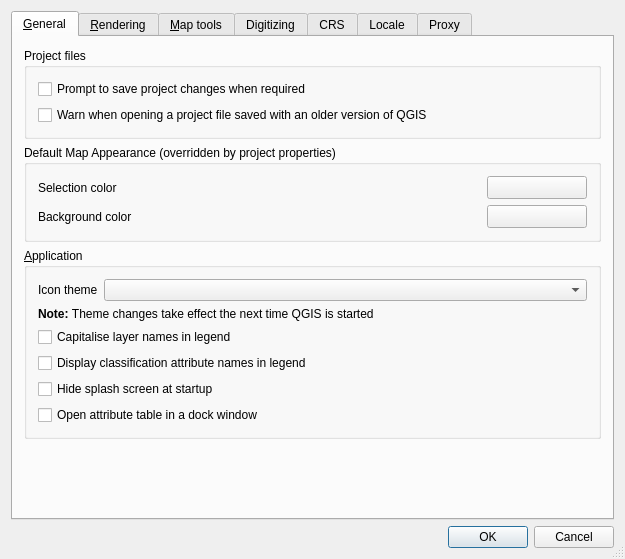
Old version of the form qgis/src/ui/qgsoptionsbase.ui in the repository sourcepole/qgis.
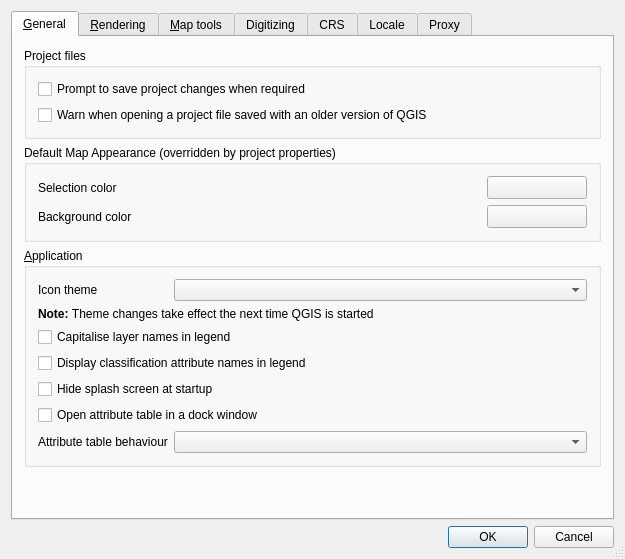
New version of the form. Icons and pictures are not drawn. Custom widgets are drawn as their Qt base class.

Commit message: attribute table now shows either all features (default), all selected features or all features in the current canvas. (applies #1306)

```diff
--- a/qgis/src/ui/qgsoptionsbase.ui
+++ b/qgis/src/ui/qgsoptionsbase.ui
@@ -220,6 +220,34 @@
             </property>
            </widget>
           </item>
+          <item row="6" column="0" >
+           <widget class="QLabel" name="textLabel1_6" >
+            <property name="sizePolicy" >
+             <sizepolicy vsizetype="Fixed" hsizetype="Fixed" >
+              <horstretch>0</horstretch>
+              <verstretch>0</verstretch>
+             </sizepolicy>
+            </property>
+            <property name="text" >
+             <string>Attribute table behaviour</string>
+            </property>
+            <property name="buddy" >
+             <cstring>cmbAttrTableBehaviour</cstring>
+            </property>
+           </widget>
+          </item>
+          <item row="6" column="1" >
+           <widget class="QComboBox" name="cmbAttrTableBehaviour" >
+            <property name="duplicatesEnabled" >
+             <bool>false</bool>
+            </property>
+            <item>
+             <property name="text" >
+              <string/>
+             </property>
+            </item>
+           </widget>
+          </item>
          </layout>
         </widget>
        </item>
```
The commit also changes 2 other files.
